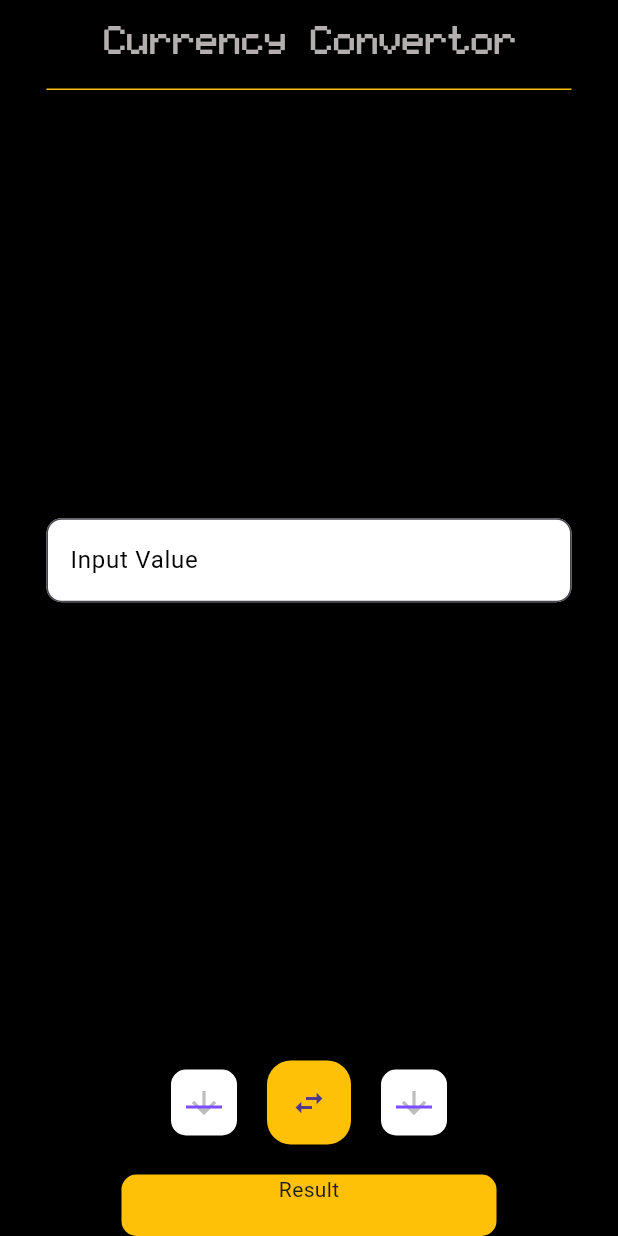
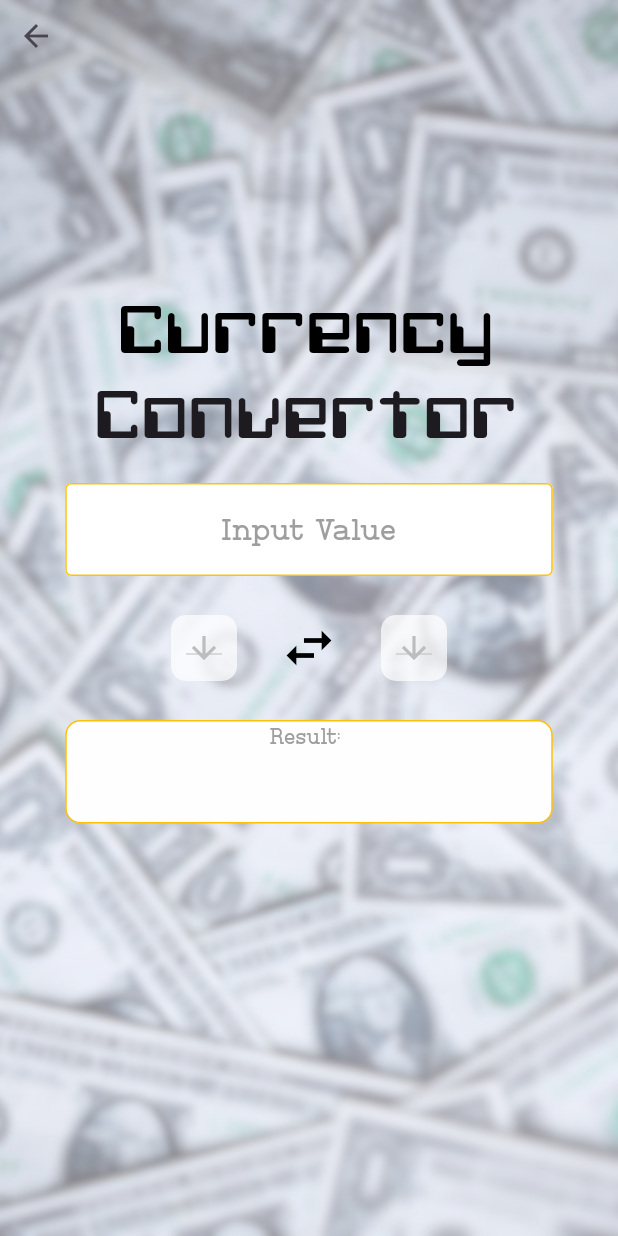
Before and after one commit to Arceuzz23/calculator_devsoc, a Flutter app: the currency_convertor screen opened directly, on a phone screen of 412 x 824 dp. Run offline on Flutter 3.47's test engine with Material 3 defaults, Android fonts, the phone set to English and light mode, and no system bars; our stand-ins replace auto_size_text, cloud_firestore, firebase_auth, firebase_core, flutter_spinkit; accounts and stored records are empty; network calls fail.

Commit message:
currency convertor up and runnin

```diff
--- a/lib/api/drop_down.dart
+++ b/lib/api/drop_down.dart
@@ -6,19 +6,15 @@ Widget DropDown(List<String> items, String value, onChange(val)) {
   return Container(
     padding: const EdgeInsets.all(10),
     decoration: BoxDecoration(
-      color: Colors.white,
+      color: Colors.white70,
       borderRadius: BorderRadius.circular(10),
     ),
     child: DropdownButton<String>(
       value: effectiveValue,
       icon: const Icon(Icons.arrow_downward),
       iconSize: 24,
-      elevation: 16,
-      style: const TextStyle(color: Colors.deepPurple),
-      underline: Container(
-        height: 2,
-        color: Colors.deepPurpleAccent,
-      ),
+      elevation: 0,
+      style: const TextStyle(color: Colors.black),
       onChanged: (String? val) {
         onChange(val);
       },
--- a/lib/history.dart
+++ b/lib/history.dart
@@ -82,10 +82,8 @@ class _ShowDataState extends State<ShowData> {
                   }
                 }
 
-                return Expanded(
-                  child: ListView(
-                    children: calcWidgets,
-                  ),
+                return ListView(
+                  children: calcWidgets,
                 );
               }),
         ),
--- a/lib/screens/authenticate/register.dart
+++ b/lib/screens/authenticate/register.dart
@@ -32,8 +32,7 @@ class _registerState extends State<register> {
         ? Loading()
         : Scaffold(
             resizeToAvoidBottomInset: false,
-            body: Flexible(
-              child: Container(
+            body: Container(
                 height: 10000,
                 width: 1000,
                 decoration: BoxDecoration(
@@ -141,8 +140,7 @@ class _registerState extends State<register> {
                                               email, password);
                                       if (result == null) {
                                         setState(() {
-                                            error =
-                                                'please supply a valid email';
+                                          error = 'please supply a valid email';
                                           loading = false;
                                         });
                                       }
@@ -189,14 +187,13 @@ class _registerState extends State<register> {
                             ),
                             Text(
                               error,
-                                style: TextStyle(
-                                    color: Colors.red, fontSize: 14.0),
+                              style:
+                                  TextStyle(color: Colors.red, fontSize: 14.0),
                             )
                           ],
                         )),
                   ],
                 )),
-            ),
           );
   }
 }
--- a/lib/screens/authenticate/sign_in.dart
+++ b/lib/screens/authenticate/sign_in.dart
@@ -32,8 +32,7 @@ class _SignInState extends State<SignIn> {
         ? Loading()
         : Scaffold(
             resizeToAvoidBottomInset: false,
-            body: Flexible(
-              child: Container(
+            body: Container(
                 height: 10000,
                 width: 1000,
                 decoration: BoxDecoration(
@@ -181,14 +180,13 @@ class _SignInState extends State<SignIn> {
                             ),
                             Text(
                               error,
-                                style: TextStyle(
-                                    color: Colors.red, fontSize: 14.0),
+                              style:
+                                  TextStyle(color: Colors.red, fontSize: 14.0),
                             )
                           ],
                         )),
                   ],
                 )),
-            ),
           );
   }
 }
--- a/lib/screens/home/convertor.dart
+++ b/lib/screens/home/convertor.dart
@@ -1,6 +1,7 @@
 import 'package:calculator_devsoc/api/api_client.dart';
 import 'package:calculator_devsoc/api/drop_down.dart';
 import 'package:flutter/material.dart';
+import 'package:calculator_devsoc/shareds/const.dart';
 
 class currency_convertor extends StatefulWidget {
   const currency_convertor({super.key});
@@ -37,62 +38,78 @@ class _currency_convertorState extends State<currency_convertor> {
   @override
   Widget build(BuildContext context) {
     return Scaffold(
-      appBar: AppBar(
-        elevation: 0,
-        backgroundColor: Colors.black,
-        title: Text(
-          'Currency Convertor',
-          style: TextStyle(
-              fontFamily: 'Lcd',
-              fontSize: 25,
-              color: Color.fromARGB(255, 180, 175, 175)),
-        ),
-        centerTitle: true,
-        bottom: PreferredSize(
-            child: Container(
-              color: Colors.amber,
-              height: 1.0,
-              width: 350,
-            ),
-            preferredSize: Size.fromHeight(4.0)),
-      ),
-      // body: DropDown(currencies, from, (from) {}),
+      resizeToAvoidBottomInset: false,
       body: SafeArea(
         child: Container(
-          color: Colors.black,
+          decoration: BoxDecoration(
+              image: DecorationImage(
+            image: AssetImage("assets/images/money.jpg"),
+            fit: BoxFit.cover,
+            opacity: 0.5,
+          )),
           child: Column(
             mainAxisAlignment: MainAxisAlignment.start,
+            crossAxisAlignment: CrossAxisAlignment.center,
             children: [
-              Expanded(
-                child: Column(
-                  mainAxisAlignment: MainAxisAlignment.center,
+              Row(
+                mainAxisAlignment: MainAxisAlignment.start,
                 children: [
+                  IconButton(
+                    icon: Icon(Icons.arrow_back),
+                    onPressed: () {
+                      Navigator.pop(context);
+                    },
+                  ),
+                ],
+              ),
+              SizedBox(
+                height: 150,
+              ),
+              Text(
+                "Currency",
+                style: TextStyle(
+                    fontSize: 40,
+                    fontFamily: 'Computo Monospace',
+                    color: const Color.fromARGB(255, 0, 0, 0)),
+              ),
+              Text(
+                "Convertor",
+                style: TextStyle(fontSize: 40, fontFamily: 'Computo Monospace'),
+              ),
+              SizedBox(
+                height: 10,
+              ),
               Container(
-                      width: 350,
+                width: 325,
                 child: TextField(
-                        decoration: InputDecoration(
-                          filled: true,
-                          fillColor: Colors.white,
-                          labelText: "Input Value",
-                          labelStyle: TextStyle(color: Colors.black),
-                          border: OutlineInputBorder(
-                            borderRadius: BorderRadius.circular(10),
+                  decoration: textInputDecoration.copyWith(
+                      hintText: 'Input Value',
+                      hintStyle: TextStyle(
+                        color: Colors.grey,
+                        fontFamily: 'Trito Writter',
                       ),
+                      enabledBorder: OutlineInputBorder(
+                          borderSide:
+                              BorderSide(color: Colors.amber, width: 1.0)),
+                      focusedBorder: OutlineInputBorder(
+                        borderSide: BorderSide(color: Colors.amber, width: 2.0),
+                      )),
+                  textAlign: TextAlign.center,
+                  style: TextStyle(
+                    color: Colors.black,
+                    fontFamily: 'Trito Writter',
+                    fontSize: 20,
                   ),
-                        textAlign: TextAlign.center,
                   keyboardType: TextInputType.number,
                   onSubmitted: (value) async {
                     rate = await client.convertCurrency(from, to);
                     setState(
                       () {
-                              result = (rate * double.parse(value))
-                                  .toStringAsFixed(3);
+                        result =
+                            (rate * double.parse(value)).toStringAsFixed(3);
                       },
                     );
                   },
-                      ),
-                    ),
-                  ],
                 ),
               ),
               SizedBox(
@@ -119,9 +136,13 @@ class _currency_convertorState extends State<currency_convertor> {
                         },
                       );
                     },
-                    child: Icon(Icons.swap_horiz),
+                    child: Icon(
+                      Icons.swap_horiz,
+                      size: 40,
+                      color: Colors.black,
+                    ),
                     elevation: 0,
-                    backgroundColor: Colors.amber,
+                    backgroundColor: Color.fromARGB(0, 255, 255, 255),
                   ),
                   SizedBox(
                     width: 20,
@@ -137,12 +158,31 @@ class _currency_convertorState extends State<currency_convertor> {
                 height: 20,
               ),
               Container(
-                  width: 250,
+                  width: 325,
+                  height: 69,
                   decoration: BoxDecoration(
-                      color: Colors.amber,
-                      borderRadius: BorderRadius.circular(10)),
+                    color: Color.fromARGB(255, 255, 254, 254),
+                    borderRadius: BorderRadius.circular(10),
+                    border: Border.all(color: Colors.amber),
+                  ),
                   child: Column(
-                    children: [Text("Result"), Text(result)],
+                    children: [
+                      Text(
+                        "Result: ",
+                        style: TextStyle(
+                          color: Colors.grey,
+                          fontFamily: 'Trito Writter',
+                        ),
+                      ),
+                      Text(
+                        result,
+                        style: TextStyle(
+                          fontSize: 30,
+                          color: Colors.black,
+                          fontFamily: 'Trito Writter',
+                        ),
+                      )
+                    ],
                   ))
             ],
           ),
--- a/lib/screens/home/landscape.dart
+++ b/lib/screens/home/landscape.dart
@@ -1,8 +1,11 @@
+import 'dart:ui';
 import 'package:auto_size_text/auto_size_text.dart';
 import 'package:calculator_devsoc/history.dart';
+import 'package:calculator_devsoc/screens/home/convertor.dart';
 import 'package:cloud_firestore/cloud_firestore.dart';
 import 'package:flutter/material.dart';
 import 'package:calculator_devsoc/services/auth.dart';
+import 'package:flutter/widgets.dart';
 
 class Landscape extends StatefulWidget {
   const Landscape({super.key});
@@ -554,10 +557,7 @@ class _LandscapeState extends State<Landscape> {
                                     backgroundColor: Colors.yellow[50],
                                     context: context,
                                     builder: (BuildContext context) {
-                                      return Scaffold(
-                                          body: Container(
-                                        color: Colors.red,
-                                      ));
+                                      return currency_convertor();
                                     });
                               },
                               child: Icon(
--- a/lib/screens/home/potrait.dart
+++ b/lib/screens/home/potrait.dart
@@ -1,8 +1,5 @@
 import 'dart:ui';
-
 import 'package:auto_size_text/auto_size_text.dart';
-import 'package:calculator_devsoc/api/api_client.dart';
-import 'package:calculator_devsoc/api/drop_down.dart';
 import 'package:calculator_devsoc/history.dart';
 import 'package:calculator_devsoc/screens/home/convertor.dart';
 import 'package:cloud_firestore/cloud_firestore.dart';
@@ -126,8 +123,7 @@ class _PotraitState extends State<Potrait> {
                     ])
           ],
         ),
-        body: Expanded(
-          child: Column(
+        body: Column(
             mainAxisAlignment: MainAxisAlignment.end,
             crossAxisAlignment: CrossAxisAlignment.end,
             children: <Widget>[
@@ -137,9 +133,6 @@ class _PotraitState extends State<Potrait> {
                   Row(
                     mainAxisAlignment: MainAxisAlignment.end,
                     children: <Widget>[
-                        // Padding(
-                        //   padding: EdgeInsets.fromLTRB(13, 10, 0, 15),
-                        // ),
                       Container(
                         height: 100,
                         width: 319,
@@ -175,11 +168,7 @@ class _PotraitState extends State<Potrait> {
                                 backgroundColor: Colors.yellow[50],
                                 context: context,
                                 builder: (BuildContext context) {
-                                    return Scaffold(
-                                        body: Container(
-                                      color: Colors.red,
-                                      child: currency_convertor(),
-                                    ));
+                                  return currency_convertor();
                                 });
                           },
                           child: Icon(
@@ -863,7 +852,6 @@ class _PotraitState extends State<Potrait> {
                   ),
                 ]),
               ),
-              ]),
-        ));
+            ]));
   }
 }
--- a/pubspec.yaml
+++ b/pubspec.yaml
@@ -53,6 +53,7 @@ dev_dependencies:
   # package. See that file for information about deactivating specific lint
   # rules and activating additional ones.
   flutter_lints: ^4.0.0
+  flutter_launcher_icons: ^0.13.1
 
 # For information on the generic Dart part of this file, see the
 # following page: https://dart.dev/tools/pub/pubspec
```
Also changed, not shown: lib/screens/home/home.dart (+0 -19 lines), assets/images/money.jpg (added), pubspec.lock. Lines whose indentation alone changed are shown as unchanged.
